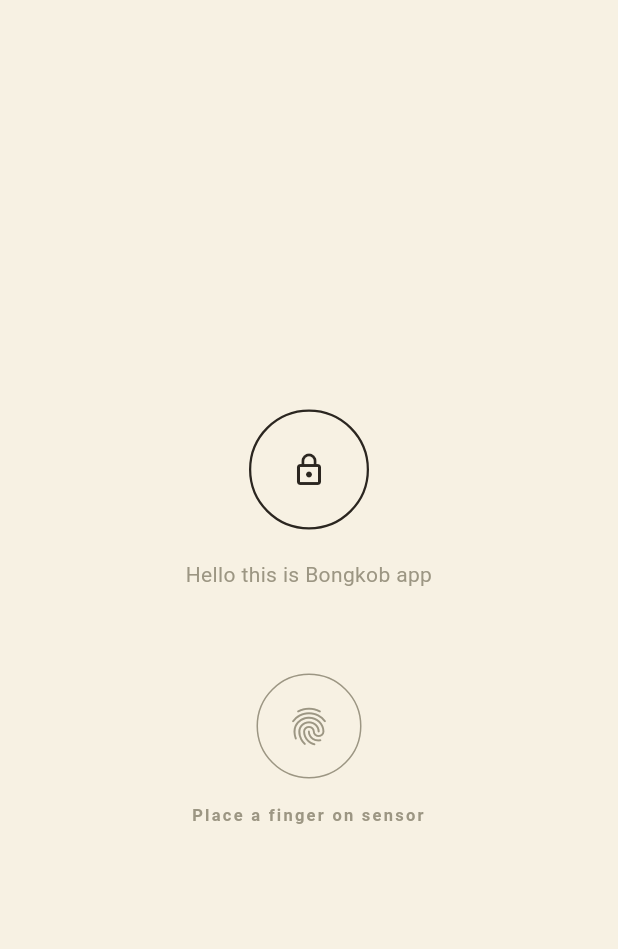
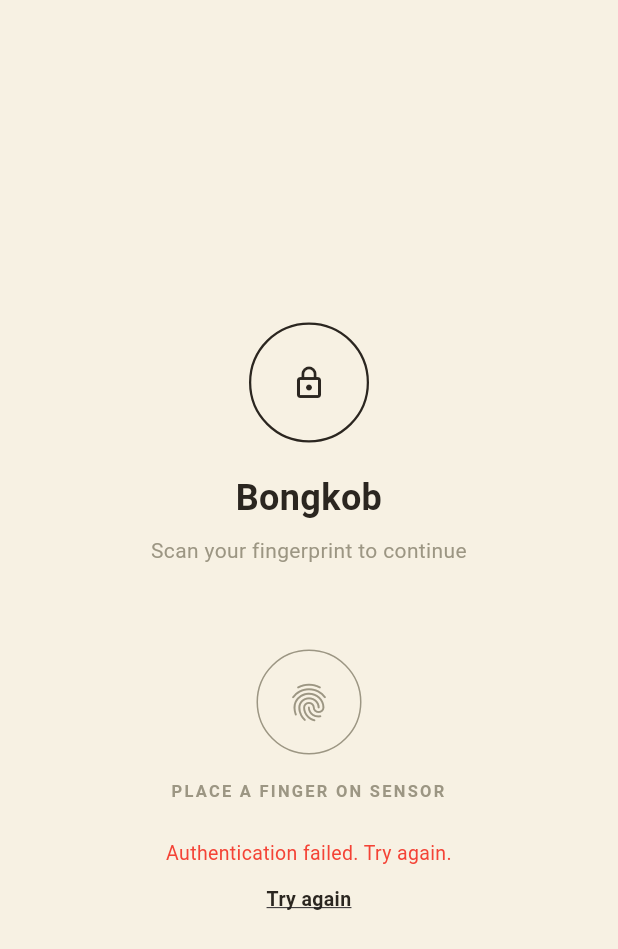
Before and after one commit to ThoeunYanit/Bongkob_Mobile_Development_Project, a Flutter app: the screen it shows after launch, on a phone screen of 412 x 824 dp. Shown: the top 949 px of the screen. Run offline on Flutter 3.47's test engine with Material 3 defaults, Android fonts, the phone set to English and light mode, and no system bars; our stand-ins replace local_auth; missing offline and left inert: encrypt.

Commit message:
add the biometric scan

```diff
--- /dev/null
+++ b/lib/data/services/biometric_service.dart
@@ -0,0 +1,28 @@
+import 'package:local_auth/local_auth.dart';
+
+class BiometricService {
+  final LocalAuthentication _auth = LocalAuthentication();
+
+  // checks if device supports biometric authentication
+  Future<bool> isAvailable() async {
+    try {
+      return await _auth.canCheckBiometrics;
+    } catch (e) {
+      return false;
+    }
+  }
+
+  // prompts the user to authenticate using fingerprint
+  // returns true if authentication succeeded
+  // returns false if failed or cancelled
+  Future<bool> authenticate() async {
+    try {
+      return await _auth.authenticate(
+        localizedReason: 'Scan your fingerprint to access Bongkob',
+        biometricOnly: true,
+      );
+    } catch (e) {
+      return false;
+    }
+  }
+}
--- a/lib/ui/screens/biometric_screen.dart
+++ b/lib/ui/screens/biometric_screen.dart
@@ -1,49 +1,171 @@
+// import 'package:bongkob_project_v2/ui/screens/main_screen.dart';
+// import 'package:flutter/material.dart';
 
-import 'package:bongkob_project_v2/ui/screens/main_screen.dart';
+// class BiometricScreen extends StatefulWidget {
+//   const BiometricScreen({super.key});
+
+//   @override
+//   State<BiometricScreen> createState() => _BiometricScreen();
+// }
+
+// class _BiometricScreen extends State<BiometricScreen> {
+//   bool isAuthenticating = false;
+
+//   static const backgroundColor = Color(0xFFF7F1E3);
+//   static const textColor = Color(0xFF2B2620);
+//   static const mutedColor = Color(0xFF9C9683);
+
+//   void scan() {
+//     setState(() {
+//       isAuthenticating = true;
+//     });
+
+//     Future.delayed(const Duration(seconds: 1), () {
+//       setState(() {
+//         isAuthenticating = false;
+//       });
+//     });
+//     Navigator.push(
+//       context,
+//       MaterialPageRoute(builder: (context) => const MainScreen()),
+//     );
+//   }
+
+//   @override
+//   Widget build(Object context) {
+//     return Scaffold(
+//       backgroundColor: backgroundColor,
+//       body: Padding(
+//         padding: const EdgeInsets.symmetric(horizontal: 32),
+//         child: Column(
+//           crossAxisAlignment: CrossAxisAlignment.stretch,
+//           mainAxisAlignment: MainAxisAlignment.center,
+//           children: [
+//             // Lock  screen icon
+//             Container(
+//               width: 80,
+//               height: 80,
+//               decoration: BoxDecoration(
+//                 shape: BoxShape.circle,
+//                 border: Border.all(color: textColor, width: 1.5),
+//               ),
+//               child: const Icon(Icons.lock_outline, color: textColor),
+//             ),
+//             SizedBox(height: 20),
+//             Text(
+//               "Hello this is Bongkob app",
+//               style: TextStyle(color: mutedColor, fontSize: 14, height: 1.4),
+//               textAlign: TextAlign.center,
+//             ),
+//             SizedBox(height: 56),
+//             // Scan thumb
+//             GestureDetector(
+//               onTap: scan,
+//               child: Container(
+//                 width: 70,
+//                 height: 70,
+//                 decoration: BoxDecoration(
+//                   shape: BoxShape.circle,
+//                   border: Border.all(color: mutedColor, width: 1),
+//                 ),
+//                 child: Center(
+//                   child: isAuthenticating
+//                       ? const SizedBox(
+//                           width: 22,
+//                           height: 22,
+//                           child: CircularProgressIndicator(color: mutedColor),
+//                         )
+//                       : const Icon(
+//                           Icons.fingerprint,
+//                           color: mutedColor,
+//                           size: 30,
+//                         ),
+//                 ),
+//               ),
+//             ),
+//             const SizedBox(height: 16),
+//             const Text(
+//               "Place a finger on sensor",
+//               style: TextStyle(
+//                 fontSize: 11,
+//                 fontWeight: FontWeight.w600,
+//                 letterSpacing: 1.5,
+//                 color: mutedColor,
+//               ),
+//               textAlign: TextAlign.center,
+//             ),
+//           ],
+//         ),
+//       ),
+//     );
+//   }
+// }
+
 import 'package:flutter/material.dart';
+import '../../data/services/biometric_service.dart';
+import '../../theme/app_theme.dart';
+import 'main_screen.dart';
 
 class BiometricScreen extends StatefulWidget {
   const BiometricScreen({super.key});
 
   @override
-  State<BiometricScreen> createState() => _BiometricScreen();
+  State<BiometricScreen> createState() => _BiometricScreenState();
 }
 
-class _BiometricScreen extends State<BiometricScreen> {
+class _BiometricScreenState extends State<BiometricScreen> {
+  final biometric = BiometricService();
+
   bool isAuthenticating = false;
+  String? errorMessage;
 
-  static const backgroundColor = Color(0xFFF7F1E3);
+  // unique dark brown
   static const textColor = Color(0xFF2B2620);
-  static const mutedColor = Color(0xFF9C9683);
 
-  void scan() {
+  // called when user taps fingerprint icon
+  // triggers real biometric authentication
+  void scan() async {
     setState(() {
       isAuthenticating = true;
+      errorMessage = null;
     });
 
-    Future.delayed(const Duration(seconds: 1), () {
-      setState(() {
-        isAuthenticating = false;
-      });
-    });
-    Navigator.push(
+    final success = await biometric.authenticate();
+
+    setState(() => isAuthenticating = false);
+
+    if (success) {
+      // replace lock screen with main screen
+      // pushReplacement so user cannot go back to lock screen
+      Navigator.pushReplacement(
         context,
-      MaterialPageRoute(builder: (context) => const MainScreen()),
+        MaterialPageRoute(builder: (_) => const MainScreen()),
       );
+    } else {
+      setState(() => errorMessage = 'Authentication failed. Try again.');
+    }
   }
 
   @override
-  Widget build(Object context) {
+  void initState() {
+    super.initState();
+    // auto trigger biometric when screen opens
+    scan();
+  }
+
+  @override
+  Widget build(BuildContext context) {
     return Scaffold(
-      backgroundColor: backgroundColor,
+      backgroundColor: AppTheme.background,
       body: Padding(
         padding: const EdgeInsets.symmetric(horizontal: 32),
         child: Column(
           crossAxisAlignment: CrossAxisAlignment.stretch,
           mainAxisAlignment: MainAxisAlignment.center,
           children: [
-            // Lock  screen icon
-            Container(
+            // ── LOCK ICON ──
+            Center(
+              child: Container(
                 width: 80,
                 height: 80,
                 decoration: BoxDecoration(
@@ -52,49 +174,94 @@ class _BiometricScreen extends State<BiometricScreen> {
                 ),
                 child: const Icon(Icons.lock_outline, color: textColor),
               ),
-            SizedBox(height: 20),
-            Text(
-              "Hello this is Bongkob app",
-              style: TextStyle(color: mutedColor, fontSize: 14, height: 1.4),
+            ),
+            const SizedBox(height: 20),
+            const Text(
+              'Bongkob',
+              style: TextStyle(
+                fontSize: 24,
+                fontWeight: FontWeight.bold,
+                color: textColor,
+              ),
               textAlign: TextAlign.center,
             ),
-            SizedBox(height: 56),
-            // Scan thumb
-            GestureDetector(
-              onTap: scan,
+            const SizedBox(height: 8),
+            const Text(
+              'Scan your fingerprint to continue',
+              style: TextStyle(
+                color: AppTheme.labelColor,
+                fontSize: 14,
+                height: 1.4,
+              ),
+              textAlign: TextAlign.center,
+            ),
+            const SizedBox(height: 56),
+
+            // ── FINGERPRINT BUTTON ──
+            Center(
+              child: GestureDetector(
+                onTap: isAuthenticating ? null : scan,
                 child: Container(
                   width: 70,
                   height: 70,
                   decoration: BoxDecoration(
                     shape: BoxShape.circle,
-                  border: Border.all(color: mutedColor, width: 1),
+                    border: Border.all(color: AppTheme.labelColor, width: 1),
                   ),
                   child: Center(
                     child: isAuthenticating
                         ? const SizedBox(
                             width: 22,
                             height: 22,
-                          child: CircularProgressIndicator(color: mutedColor),
+                            child: CircularProgressIndicator(
+                              color: AppTheme.labelColor,
+                              strokeWidth: 2,
+                            ),
                           )
                         : const Icon(
                             Icons.fingerprint,
-                          color: mutedColor,
+                            color: AppTheme.labelColor,
                             size: 30,
+                          ),
                   ),
                 ),
               ),
             ),
             const SizedBox(height: 16),
             const Text(
-              "Place a finger on sensor",
+              'PLACE A FINGER ON SENSOR',
               style: TextStyle(
                 fontSize: 11,
                 fontWeight: FontWeight.w600,
                 letterSpacing: 1.5,
-                color: mutedColor,
+                color: AppTheme.labelColor,
               ),
               textAlign: TextAlign.center,
             ),
+
+            // ── ERROR ──
+            if (errorMessage != null) ...[
+              const SizedBox(height: 24),
+              Text(
+                errorMessage!,
+                style: const TextStyle(color: Colors.red, fontSize: 13),
+                textAlign: TextAlign.center,
+              ),
+              const SizedBox(height: 12),
+              GestureDetector(
+                onTap: scan,
+                child: const Text(
+                  'Try again',
+                  style: TextStyle(
+                    color: textColor,
+                    fontSize: 13,
+                    fontWeight: FontWeight.w600,
+                    decoration: TextDecoration.underline,
+                  ),
+                  textAlign: TextAlign.center,
+                ),
+              ),
+            ],
           ],
         ),
       ),
--- a/lib/ui/screens/decode/decode_screen.dart
+++ b/lib/ui/screens/decode/decode_screen.dart
@@ -1,9 +1,9 @@
+import 'package:flutter/material.dart';
+import 'package:flutter/services.dart';
+import '../../../data/services/text_stegano_service.dart';
 import 'package:bongkob_project_v2/theme/app_theme.dart';
 import 'package:bongkob_project_v2/ui/widgets/error_box.dart';
 import 'package:bongkob_project_v2/ui/widgets/success_box.dart';
-import 'package:flutter/material.dart';
-import 'package:flutter/services.dart';
-import '../../../data/services/text_stegano_service.dart';
 
 enum DecodeTab { image, text, audio }
 
--- a/pubspec.yaml
+++ b/pubspec.yaml
@@ -35,6 +35,7 @@ dependencies:
   # Use with the CupertinoIcons class for iOS style icons.
   cupertino_icons: ^1.0.8
   encrypt: ^5.0.3
+  local_auth: ^3.0.2
 
 dev_dependencies:
   flutter_test:
```
Also changed, not shown: pubspec.lock, 2 other files. Lines whose indentation alone changed are shown as unchanged.
